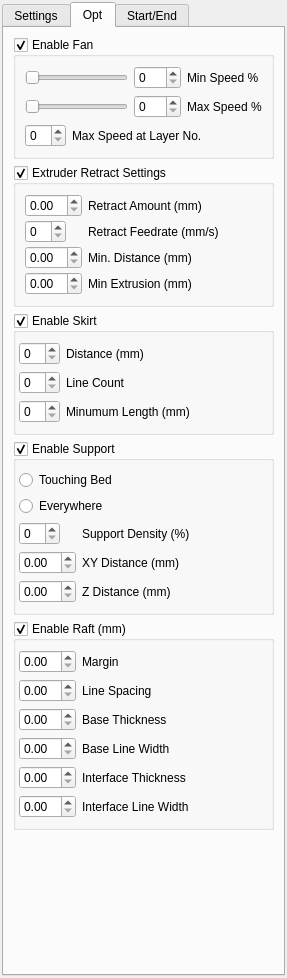
cblt2l/FreeCAD-CuraEngine-Plugin, file Slicer.ui: the form before one commit.
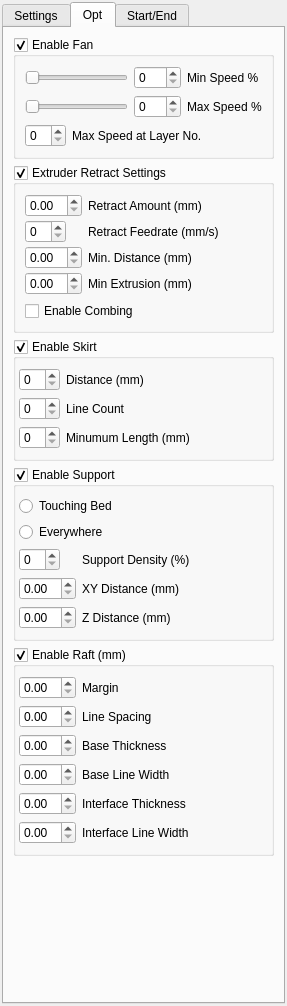
The form after the commit. The open tabs and pages were chosen to show the change.

Commit message: Added combing setting, LGPLv2 license

The edit to the form file:
```diff
--- a/Slicer.ui
+++ b/Slicer.ui
@@ -7,7 +7,7 @@
     <x>0</x>
     <y>0</y>
     <width>287</width>
-    <height>978</height>
+    <height>1006</height>
    </rect>
   </property>
   <property name="windowTitle">
@@ -657,6 +657,13 @@
             </item>
            </layout>
           </item>
+          <item>
+           <widget class="QCheckBox" name="checkbox_1_EC">
+            <property name="text">
+             <string>Enable Combing</string>
+            </property>
+           </widget>
+          </item>
          </layout>
         </widget>
        </item>
```
The commit also changes 2 other files.
